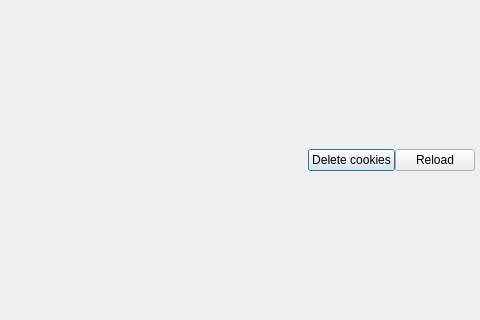
This is Nagstamon/resources/qui/dialog_weblogin.ui in HenriWahl/Nagstamon as Qt 5 draws it before an edit; both pictures show x 220 to 700 and y 90 to 410 of the 700 by 500 pixel window. The edited form follows.
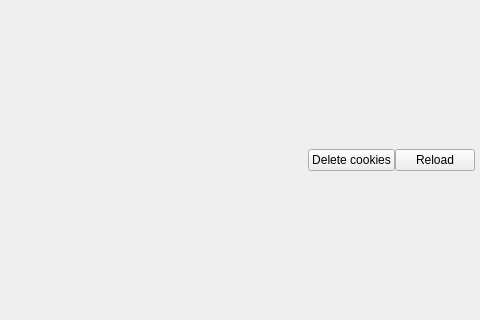
This is the edited form.

Commit message: hide cookie deletion button if not needed

Diff of the .ui file:
```diff
--- a/Nagstamon/resources/qui/dialog_weblogin.ui
+++ b/Nagstamon/resources/qui/dialog_weblogin.ui
@@ -97,6 +97,9 @@
          <property name="text">
           <string>Delete cookies</string>
          </property>
+         <property name="autoDefault">
+          <bool>false</bool>
+         </property>
         </widget>
        </item>
        <item>
@@ -104,6 +107,9 @@
          <property name="text">
           <string>Reload</string>
          </property>
+         <property name="autoDefault">
+          <bool>false</bool>
+         </property>
         </widget>
        </item>
       </layout>
```
The commit also changes 1 other file.
